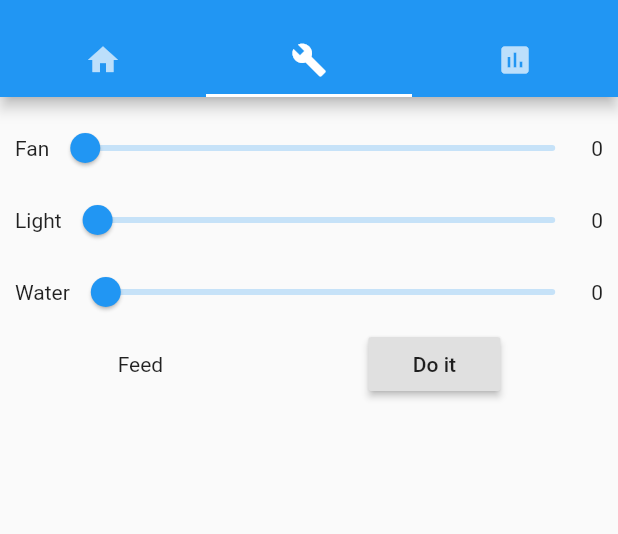
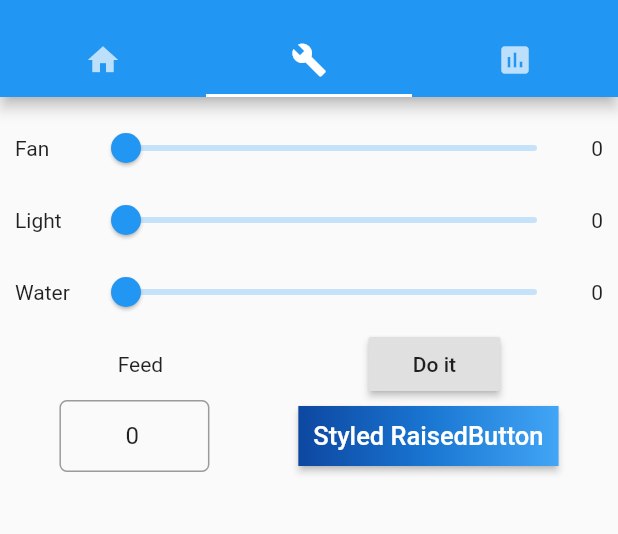
Before and after one commit to piyo-oyap/mcrays-app, a Flutter app: the screen it shows after launch, tab 2 chosen, on a phone screen of 412 x 824 dp, the part 59-593 px from its top. Run offline on Flutter 3.47's test engine with Material 2 defaults, Android fonts, the phone set to English and light mode, and no system bars; network calls fail.

Commit message:
Some fixes, refactors, etc.

```diff
--- a/lib/tabviews/control.dart
+++ b/lib/tabviews/control.dart
@@ -1,7 +1,6 @@
-import 'dart:convert';
-
 import 'package:flutter/material.dart';
-import 'package:aquaphonics/message_communication.dart';
+import 'package:aquaphonics/ui/control_sliders.dart';
+import 'package:aquaphonics/ui/control_number_input.dart';
 
 class Control extends StatelessWidget {
 
@@ -22,7 +21,8 @@ class Control extends StatelessWidget {
               ),
             ],
             mainAxisAlignment: MainAxisAlignment.spaceAround,
-          )
+          ),
+          NumberInput(),
         ],
       ),
     );
@@ -36,91 +36,3 @@ class Control extends StatelessWidget {
   }
 
 }
-
-class ControlSliders extends StatelessWidget {
-  @override
-  Widget build(BuildContext context) {
-
-    return Column(
-      children: <Widget>[
-        SliderWidget(name: "Fan", id: SliderID.fan),
-        SliderWidget(name: "Light", id: SliderID.light),
-        SliderWidget(name: "Water", id: SliderID.water),
-      ],
-    );
-  }
-}
-
-class SliderWidget extends StatefulWidget {
-  final String name;
-  final SliderID id;
-  SliderWidget({@required this.name, @required this.id});
-
-  @override
-  State<StatefulWidget> createState() => _SliderWidget();
-}
-
-class _SliderWidget extends State<SliderWidget> {
-
-  double _value = 0.0;
-  void _setValue(double value) => setState(() => _value = value);
-  void _sendToServer(double value) => messageCom.sendRaw(value.round().toString());
-
-  void _onDataReceived(json) {
-    String command = json["content"];
-    if ((command.startsWith("S") && widget.id == SliderID.fan)
-    || (command.startsWith("L") && widget.id == SliderID.light)
-    || (command.startsWith("W") && widget.id == SliderID.water)
-    ) {
-      double value = double.tryParse(command.substring(1));
-      if (value != null)
-        _setValue(value);
-    }
-  }
-
-  @override
-  void initState() {
-    super.initState();
-    messageCom.addCommandListener(_onDataReceived);
-  }
-
-  @override
-  Widget build(BuildContext context) {
-    return
-    Row(
-      children: <Widget>[
-        Text("${widget.name}"),
-        Expanded(
-          child:
-            Slider(
-              value: _value,
-              min: 0,
-              max: 255,
-              onChanged: _setValue,
-              onChangeEnd: _sendToServer,
-            ),
-        ),
-        Text("${_value.round()}"),
-      ],
-      mainAxisAlignment: MainAxisAlignment.spaceBetween,
-    );
-  }
-
-  @override
-  void dispose() {
-    messageCom.removeCommandListener(_onDataReceived);
-    super.dispose();
-  }
-}
-
-enum SliderID {
-    fan,
-    light,
-    water,
-  }
-
-  // void dispose() {
-  //   sockets.removeListener(printFromWS(context));
-  //   textController.dispose();
-  //   super.dispose();
-  // }
--- /dev/null
+++ b/lib/ui/control_number_input.dart
@@ -0,0 +1,72 @@
+import 'package:flutter/material.dart';
+import 'package:flutter/services.dart';
+
+class NumberInput extends StatefulWidget {
+  @override
+  State<StatefulWidget> createState() => _NumberInput();
+}
+
+class _NumberInput extends State<NumberInput> {
+  TextEditingController _controller = TextEditingController();
+  @override
+  void initState() {
+    super.initState();
+    _controller.text = "0";
+  }
+
+  @override
+  Widget build(BuildContext context) {
+    return Row(
+      mainAxisAlignment: MainAxisAlignment.spaceAround,
+      children: <Widget>[
+        SizedBox(
+          width: 100,
+          child: TextField(
+            textAlign: TextAlign.center,
+            decoration: InputDecoration(
+              contentPadding: EdgeInsets.all(0.0),
+              border: OutlineInputBorder(
+                borderRadius: BorderRadius.circular(5.0),
+              ),
+            ),
+            controller: _controller,
+            keyboardType: TextInputType.numberWithOptions(
+              decimal: false,
+              signed: false,
+            ),
+            inputFormatters: <TextInputFormatter>[
+              WhitelistingTextInputFormatter.digitsOnly
+            ],
+          ),
+        ),
+        RaisedButton(
+          padding: EdgeInsets.all(0.0),
+          textColor: Colors.white,
+          child: Container(
+            decoration: BoxDecoration(
+              gradient: LinearGradient(
+                colors: <Color>[
+                  Color(0xFF0D47A1),
+                  Color(0xFF1976D2),
+                  Color(0xFF42A5F5),
+                ],
+              ),
+            ),
+            padding: EdgeInsets.all(10.0),
+            child: Text(
+              'Styled RaisedButton',
+              style: TextStyle(fontSize: 17)
+            ),
+          ),
+          onPressed: () => {},
+        ),
+      ],
+    );
+  }
+
+  @override
+  void dispose() {
+    _controller.dispose();
+    super.dispose();
+  }
+}
--- /dev/null
+++ b/lib/ui/control_sliders.dart
@@ -0,0 +1,118 @@
+import 'package:flutter/material.dart';
+import 'package:aquaphonics/message_communication.dart';
+
+class ControlSliders extends StatelessWidget {
+  @override
+  Widget build(BuildContext context) {
+
+    return Column(
+      children: <Widget>[
+        SliderWidget(name: "Fan", id: SliderID.fan),
+        SliderWidget(name: "Light", id: SliderID.light),
+        SliderWidget(name: "Water", id: SliderID.water),
+      ],
+    );
+  }
+}
+
+class SliderWidget extends StatefulWidget {
+  final String name;
+  final SliderID id;
+  SliderWidget({@required this.name, @required this.id});
+
+  @override
+  State<StatefulWidget> createState() => _SliderWidget();
+
+}
+
+class _SliderWidget extends State<SliderWidget> with AutomaticKeepAliveClientMixin {
+  @override
+  bool get wantKeepAlive => true;
+
+  double _value;
+  void _setValue(double value) => setState(() => _value = value);
+  void _sendToServer(double value) {
+    String prefix;
+    switch (widget.id) {
+      case SliderID.fan:
+        prefix = 'S';
+        break;
+      case SliderID.light:
+        prefix = 'L';
+        break;
+      case SliderID.water:
+        prefix = 'W';
+        break;
+      default:
+    }
+
+    messageCom.send("command", prefix + value.round().toString());
+  }
+
+  void _onDataReceived(json) {
+    String command = json["content"];
+    if ((command.startsWith("S") && widget.id == SliderID.fan)
+    || (command.startsWith("L") && widget.id == SliderID.light)
+    || (command.startsWith("W") && widget.id == SliderID.water)
+    ) {
+      double value = double.tryParse(command.substring(1));
+      if (value != null)
+        _setValue(value);
+    }
+  }
+
+  @override
+  void initState() {
+    _value = 0.0;
+    super.initState();
+    messageCom.addCommandListener(_onDataReceived);
+  }
+
+  @override
+  Widget build(BuildContext context) {
+    super.build(context);
+    return
+    Row(
+      children: <Widget>[
+        SizedBox(
+          width: 50,
+          child: Text("${widget.name}"),
+        ),
+        Expanded(
+          flex: 1,
+          child:
+            Slider(
+              value: _value,
+              min: 0,
+              max: 255,
+              onChanged: _setValue,
+              onChangeEnd: _sendToServer,
+            ),
+        ),
+        SizedBox(
+          width: 20,
+          child: Text("${_value.round()}", textAlign: TextAlign.right,),
+        ),
+      ],
+      mainAxisAlignment: MainAxisAlignment.spaceBetween,
+    );
+  }
+
+  @override
+  void dispose() {
+    messageCom.removeCommandListener(_onDataReceived);
+    super.dispose();
+  }
+}
+
+enum SliderID {
+    fan,
+    light,
+    water,
+  }
+
+  // void dispose() {
+  //   sockets.removeListener(printFromWS(context));
+  //   textController.dispose();
+  //   super.dispose();
+  // }
```
Also changed, not shown: lib/app.dart (+10 -3 lines), lib/message_communication.dart (+2 -5 lines), lib/websocket_helper.dart (+13 -7 lines).
